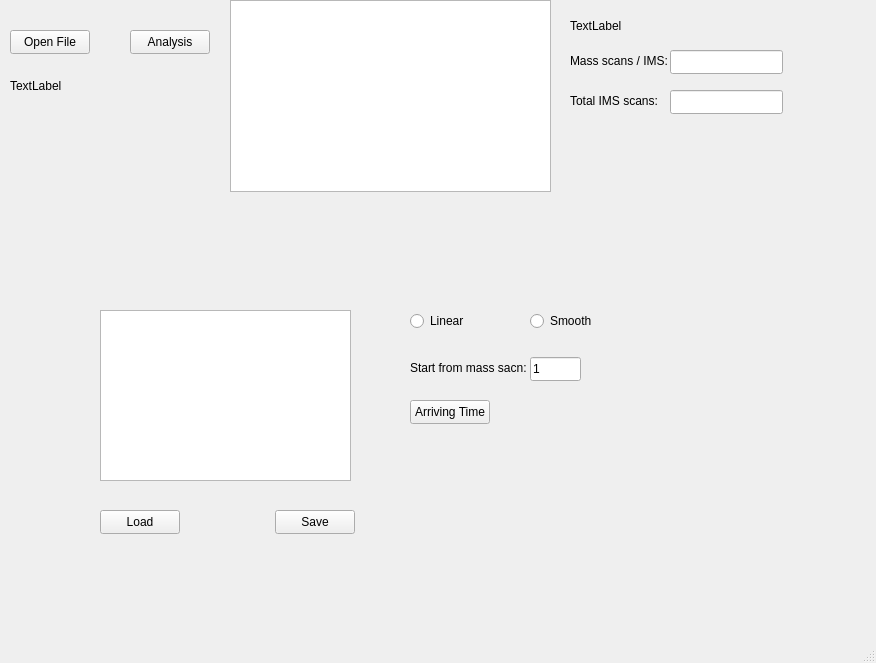
The window that mainwindow.ui (MOBILionSystems/thermoProcess) describes before a commit, drawn with Qt 5.
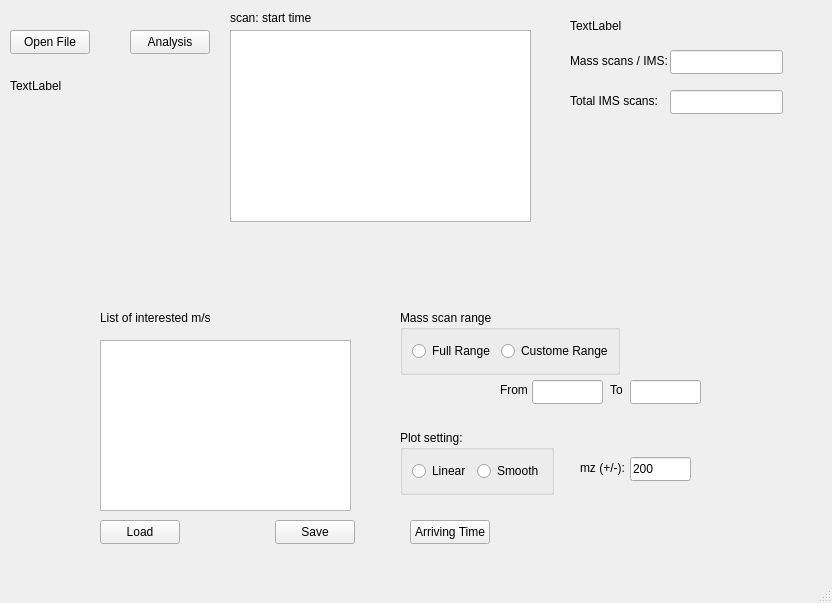
The same window after the commit.

The edit to the form file:
```diff
--- a/mainwindow.ui
+++ b/mainwindow.ui
@@ -6,8 +6,8 @@
    <rect>
     <x>0</x>
     <y>0</y>
-    <width>876</width>
-    <height>663</height>
+    <width>832</width>
+    <height>603</height>
    </rect>
   </property>
   <property name="windowTitle">
@@ -57,8 +57,8 @@
     <property name="geometry">
      <rect>
       <x>230</x>
-      <y>0</y>
-      <width>321</width>
+      <y>30</y>
+      <width>301</width>
       <height>192</height>
      </rect>
     </property>
@@ -126,7 +126,7 @@
     <property name="geometry">
      <rect>
       <x>410</x>
-      <y>400</y>
+      <y>520</y>
       <width>80</width>
       <height>24</height>
      </rect>
@@ -135,63 +135,11 @@
      <string>Arriving Time</string>
     </property>
    </widget>
-   <widget class="QRadioButton" name="linearRadioButton">
-    <property name="geometry">
-     <rect>
-      <x>410</x>
-      <y>310</y>
-      <width>91</width>
-      <height>22</height>
-     </rect>
-    </property>
-    <property name="text">
-     <string>Linear</string>
-    </property>
-   </widget>
-   <widget class="QRadioButton" name="smoothRadioButton">
-    <property name="geometry">
-     <rect>
-      <x>530</x>
-      <y>310</y>
-      <width>91</width>
-      <height>22</height>
-     </rect>
-    </property>
-    <property name="text">
-     <string>Smooth</string>
-    </property>
-   </widget>
-   <widget class="QLabel" name="label_3">
-    <property name="geometry">
-     <rect>
-      <x>410</x>
-      <y>360</y>
-      <width>121</width>
-      <height>16</height>
-     </rect>
-    </property>
-    <property name="text">
-     <string>Start from mass sacn:</string>
-    </property>
-   </widget>
-   <widget class="QLineEdit" name="startMassEdit">
-    <property name="geometry">
-     <rect>
-      <x>530</x>
-      <y>357</y>
-      <width>51</width>
-      <height>24</height>
-     </rect>
-    </property>
-    <property name="text">
-     <string>1</string>
-    </property>
-   </widget>
    <widget class="QPushButton" name="loadInterestedMassButton">
     <property name="geometry">
      <rect>
       <x>100</x>
-      <y>510</y>
+      <y>520</y>
       <width>80</width>
       <height>24</height>
      </rect>
@@ -204,7 +152,7 @@
     <property name="geometry">
      <rect>
       <x>275</x>
-      <y>510</y>
+      <y>520</y>
       <width>80</width>
       <height>24</height>
      </rect>
@@ -217,12 +165,168 @@
     <property name="geometry">
      <rect>
       <x>100</x>
-      <y>310</y>
+      <y>340</y>
       <width>251</width>
       <height>171</height>
      </rect>
     </property>
    </widget>
+   <widget class="QLabel" name="label_4">
+    <property name="geometry">
+     <rect>
+      <x>500</x>
+      <y>382</y>
+      <width>31</width>
+      <height>16</height>
+     </rect>
+    </property>
+    <property name="text">
+     <string>From</string>
+    </property>
+   </widget>
+   <widget class="QLabel" name="label_5">
+    <property name="geometry">
+     <rect>
+      <x>610</x>
+      <y>382</y>
+      <width>21</width>
+      <height>16</height>
+     </rect>
+    </property>
+    <property name="text">
+     <string>To</string>
+    </property>
+   </widget>
+   <widget class="QLineEdit" name="fromRangeLineEdit">
+    <property name="geometry">
+     <rect>
+      <x>532</x>
+      <y>380</y>
+      <width>71</width>
+      <height>24</height>
+     </rect>
+    </property>
+   </widget>
+   <widget class="QLineEdit" name="toRangeLineEdit">
+    <property name="geometry">
+     <rect>
+      <x>630</x>
+      <y>380</y>
+      <width>71</width>
+      <height>24</height>
+     </rect>
+    </property>
+   </widget>
+   <widget class="QLabel" name="label_7">
+    <property name="geometry">
+     <rect>
+      <x>100</x>
+      <y>310</y>
+      <width>121</width>
+      <height>16</height>
+     </rect>
+    </property>
+    <property name="text">
+     <string>List of interested m/s</string>
+    </property>
+   </widget>
+   <widget class="QLabel" name="label_8">
+    <property name="geometry">
+     <rect>
+      <x>230</x>
+      <y>10</y>
+      <width>161</width>
+      <height>16</height>
+     </rect>
+    </property>
+    <property name="text">
+     <string>scan: start time</string>
+    </property>
+   </widget>
+   <widget class="QGroupBox" name="massRangeGroupBox">
+    <property name="geometry">
+     <rect>
+      <x>400</x>
+      <y>310</y>
+      <width>220</width>
+      <height>65</height>
+     </rect>
+    </property>
+    <property name="title">
+     <string>Mass scan range</string>
+    </property>
+    <layout class="QHBoxLayout" name="horizontalLayout">
+     <item>
+      <widget class="QRadioButton" name="fullRangeRadioButton">
+       <property name="text">
+        <string>Full Range</string>
+       </property>
+      </widget>
+     </item>
+     <item>
+      <widget class="QRadioButton" name="customeRangeRadioButton">
+       <property name="text">
+        <string>Custome Range</string>
+       </property>
+      </widget>
+     </item>
+    </layout>
+   </widget>
+   <widget class="QGroupBox" name="plotSettingGroupBox">
+    <property name="geometry">
+     <rect>
+      <x>400</x>
+      <y>430</y>
+      <width>154</width>
+      <height>65</height>
+     </rect>
+    </property>
+    <property name="title">
+     <string>Plot setting:</string>
+    </property>
+    <layout class="QHBoxLayout" name="horizontalLayout_2">
+     <item>
+      <widget class="QRadioButton" name="linearRadioButton">
+       <property name="text">
+        <string>Linear</string>
+       </property>
+      </widget>
+     </item>
+     <item>
+      <widget class="QRadioButton" name="smoothRadioButton">
+       <property name="text">
+        <string>Smooth</string>
+       </property>
+      </widget>
+     </item>
+    </layout>
+   </widget>
+   <widget class="QLabel" name="label_3">
+    <property name="geometry">
+     <rect>
+      <x>580</x>
+      <y>460</y>
+      <width>49</width>
+      <height>16</height>
+     </rect>
+    </property>
+    <property name="text">
+     <string>mz (+/-):</string>
+    </property>
+   </widget>
+   <widget class="QLineEdit" name="mzPlotRangeLineEdit">
+    <property name="geometry">
+     <rect>
+      <x>630</x>
+      <y>457</y>
+      <width>61</width>
+      <height>24</height>
+     </rect>
+    </property>
+    <property name="text">
+     <string>200</string>
+    </property>
+   </widget>
   </widget>
   <widget class="QMenuBar" name="menubar">
    <property name="geometry">
```
Left out of the diff: 21 changed lines with no effect on the pictures.
